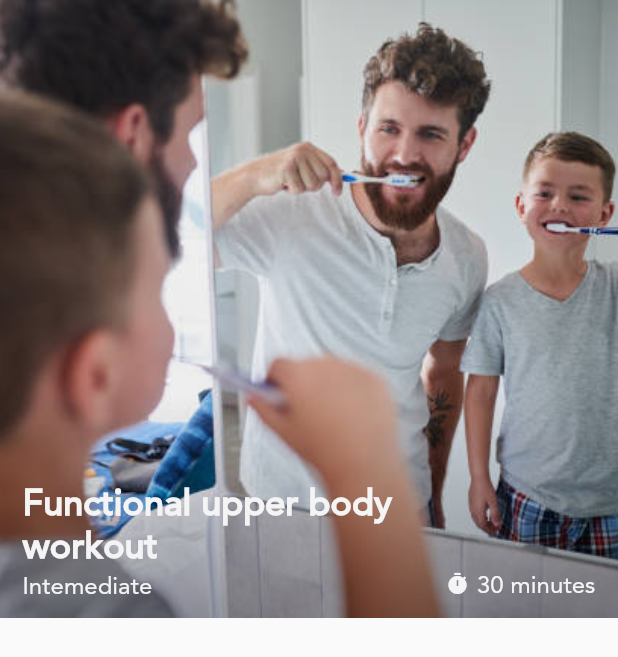
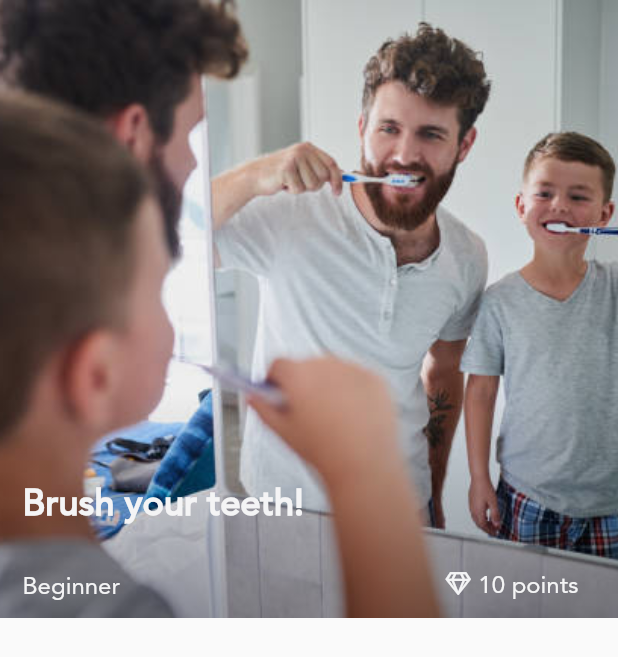
Before and after one commit to lioneltjr/task_mi, a Flutter app: the HomeScreen screen opened by its route, after a tap on "Brush your teeth!", on a phone screen of 412 x 824 dp. Shown: the top 657 px of the screen. Run offline on Flutter 3.47's test engine with Material 2 defaults, Android fonts, the phone set to English and light mode, and no system bars; our stand-ins replace font_awesome_flutter, simple_animations; key blocks and very long unbroken strings in the code were emptied for the run.

Commit message:
linked variables in ItemWidget and ItemWidgetDetails

```diff
--- a/lib/components/ItemDetailsWidget.dart
+++ b/lib/components/ItemDetailsWidget.dart
@@ -1,15 +1,18 @@
 //TODO: change variables, add firebase
-
 
 import 'package:flutter/cupertino.dart';
 import 'package:flutter/material.dart';
 import 'package:taskme/components/constants.dart';
 import 'package:taskme/viewmodels/FadeAnimation.dart';
+import 'package:font_awesome_flutter/font_awesome_flutter.dart';
 
 class ItemDetailsWidget extends StatefulWidget {
   final String image;
   final String tag;
-  const ItemDetailsWidget({Key key, this.image, this.tag}) : super(key: key);
+  final int duration;
+  final String title;
+  final String difficulty;
+  const ItemDetailsWidget({Key key, this.image, this.tag,this.duration, this.title, this.difficulty}) : super(key: key);
 
   @override
   _ItemDetailsWidgetState createState() => _ItemDetailsWidgetState();
@@ -93,7 +96,7 @@ class _ItemDetailsWidgetState extends State<ItemDetailsWidget> {
                                     child: Material(
                                       type: MaterialType.transparency,
                                       child: Text(
-                                        'Functional upper body workout',
+                                        widget.title,
                                         style: TextStyle(
                                             color: Global.white,
                                             fontSize: 24,
@@ -113,7 +116,7 @@ class _ItemDetailsWidgetState extends State<ItemDetailsWidget> {
                                     child: Material(
                                       type: MaterialType.transparency,
                                       child: Text(
-                                        'Intemediate',
+                                        widget.difficulty,
                                         style: TextStyle(
                                             color: Global.white,
                                             fontSize: 16,
@@ -129,10 +132,10 @@ class _ItemDetailsWidgetState extends State<ItemDetailsWidget> {
                                   0.7,
                                   Row(
                                     children: <Widget>[
-                                      Icon(
-                                        Icons.timer,
+                                      FaIcon(
+                                        FontAwesomeIcons.gem,
                                         color: Global.white,
-                                        size: 16,
+                                        size: 15,
                                       ),
                                       SizedBox(
                                         width: 5,
@@ -142,7 +145,7 @@ class _ItemDetailsWidgetState extends State<ItemDetailsWidget> {
                                         child: Material(
                                           type: MaterialType.transparency,
                                           child: Text(
-                                            '30 minutes',
+                                            widget.duration.toString()+' points',
                                             style: TextStyle(
                                                 color: Global.white,
                                                 fontSize: 16,
--- a/lib/components/ItemWidget.dart
+++ b/lib/components/ItemWidget.dart
@@ -37,6 +37,9 @@ class _ItemWidgetState extends State<ItemWidget> {
                   builder: (context) => ItemDetailsWidget(
                         image: widget.image,
                         tag: widget.tag,
+                        title: widget.title,
+                        duration: widget.duration,
+                        difficulty: widget.difficulty,
                       )));
         },
         child: Stack(
```
